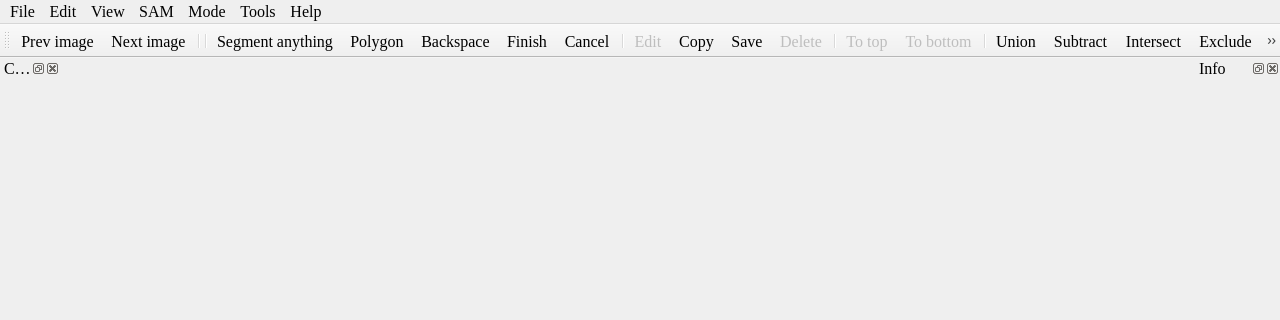
First picture: the form in ISAT/ui/MainWindow.ui, repository yatengLG/ISAT_with_segment_anything, before the edit; both pictures show x 0 to 1280 and y 0 to 320 of the 1280 by 764 pixel window.
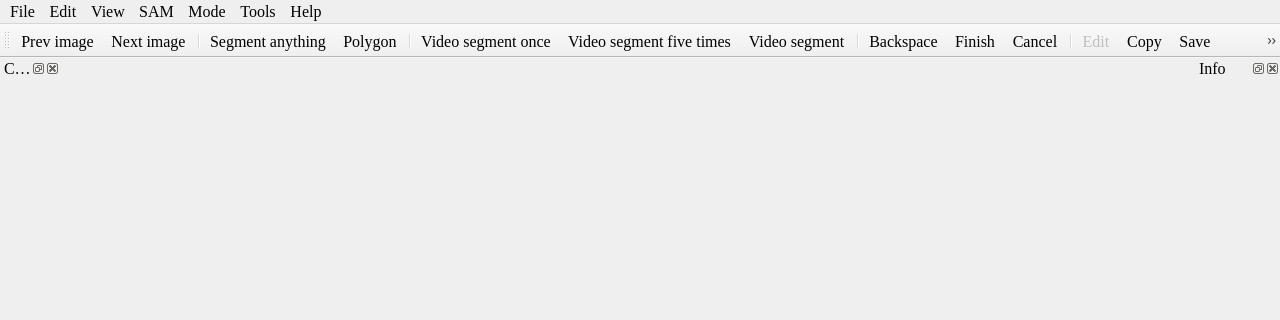
Second picture: the form after the edit. Icons and pictures are not drawn.

What changed in the file:
```diff
--- a/ISAT/ui/MainWindow.ui
+++ b/ISAT/ui/MainWindow.ui
@@ -259,9 +259,13 @@
    <addaction name="actionPrev"/>
    <addaction name="actionNext"/>
    <addaction name="separator"/>
-   <addaction name="separator"/>
    <addaction name="actionSegment_anything"/>
    <addaction name="actionPolygon"/>
+   <addaction name="separator"/>
+   <addaction name="actionVideo_segment_once"/>
+   <addaction name="actionVideo_segment_five_times"/>
+   <addaction name="actionVideo_segment"/>
+   <addaction name="separator"/>
    <addaction name="actionBackspace"/>
    <addaction name="actionFinish"/>
    <addaction name="actionCancel"/>
@@ -926,6 +930,42 @@
     <string>Auto save</string>
    </property>
   </action>
+  <action name="actionVideo_segment">
+   <property name="icon">
+    <iconset resource="../icons.qrc">
+     <normaloff>:/icon/icons/play-all.svg</normaloff>:/icon/icons/play-all.svg</iconset>
+   </property>
+   <property name="text">
+    <string>Video segment</string>
+   </property>
+   <property name="statusTip">
+    <string>Video segment full frames.(only support sam2 model)</string>
+   </property>
+  </action>
+  <action name="actionVideo_segment_once">
+   <property name="icon">
+    <iconset resource="../icons.qrc">
+     <normaloff>:/icon/icons/play-1.svg</normaloff>:/icon/icons/play-1.svg</iconset>
+   </property>
+   <property name="text">
+    <string>Video segment once</string>
+   </property>
+   <property name="statusTip">
+    <string>Video segment the next frame.(only support sam2 model)</string>
+   </property>
+  </action>
+  <action name="actionVideo_segment_five_times">
+   <property name="icon">
+    <iconset resource="../icons.qrc">
+     <normaloff>:/icon/icons/play-5.svg</normaloff>:/icon/icons/play-5.svg</iconset>
+   </property>
+   <property name="text">
+    <string>Video segment five times</string>
+   </property>
+   <property name="statusTip">
+    <string>Video segment next five frames.(only support sam2 model)</string>
+   </property>
+  </action>
  </widget>
  <resources>
   <include location="../icons.qrc"/>
```
Left out of the diff: 19 changed lines with no effect on the pictures.
